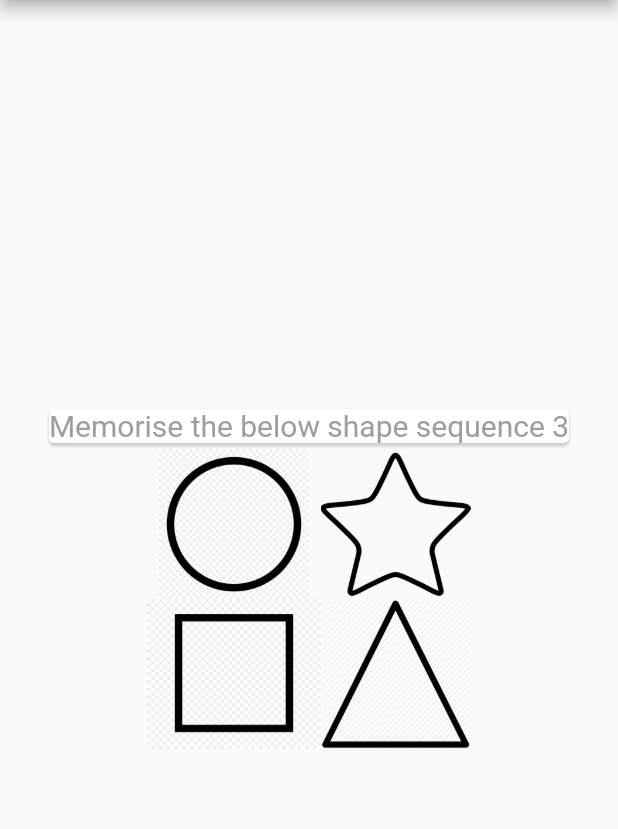
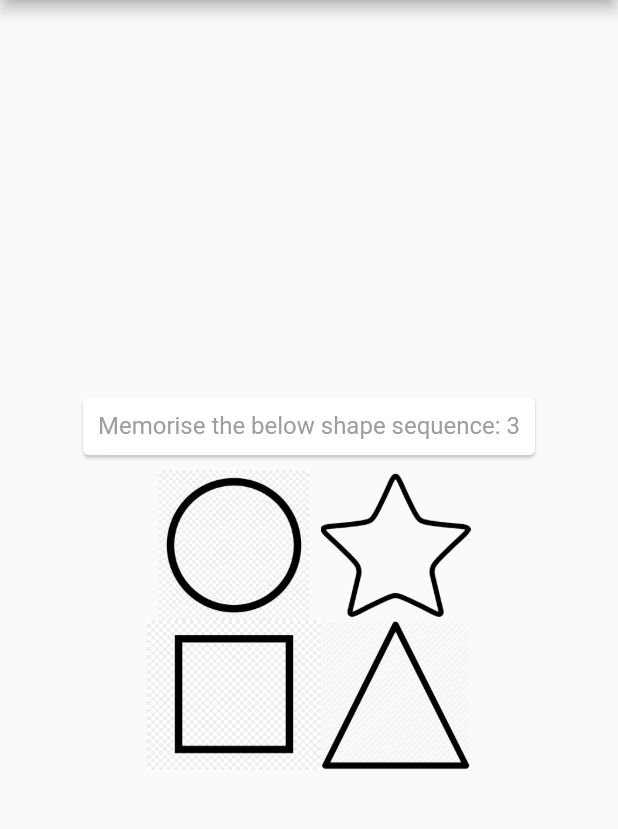
Before and after one commit to Homeservenow/memory-mouse, a Flutter app: the screen it shows after launch, on a phone screen of 412 x 824 dp, the part 84-913 px from its top. Run offline on Flutter 3.47's test engine with Material 2 defaults, Android fonts, the light colour scheme and no system bars.

Commit message:
Fix style issues

```diff
--- a/lib/main.dart
+++ b/lib/main.dart
@@ -108,7 +108,8 @@ class _MyHomePageState extends State<MyHomePage> {
           mainAxisAlignment: MainAxisAlignment.center,
           children: <Widget>[
             Card(
-              child: Text('Memorise the below shape sequence $_counter', style: TextStyle(color: Colors.grey, fontSize: 20.0)),
+              child: Padding(padding: EdgeInsets.all(10.0), child: Text('Memorise the below shape sequence: $_counter', style: TextStyle(color: Colors.grey, fontSize: 16.0))),
+              margin: EdgeInsets.all(10.0)
             ),
             Row(
               mainAxisAlignment: MainAxisAlignment.center,
```
Also changed, not shown: 1 other file.
